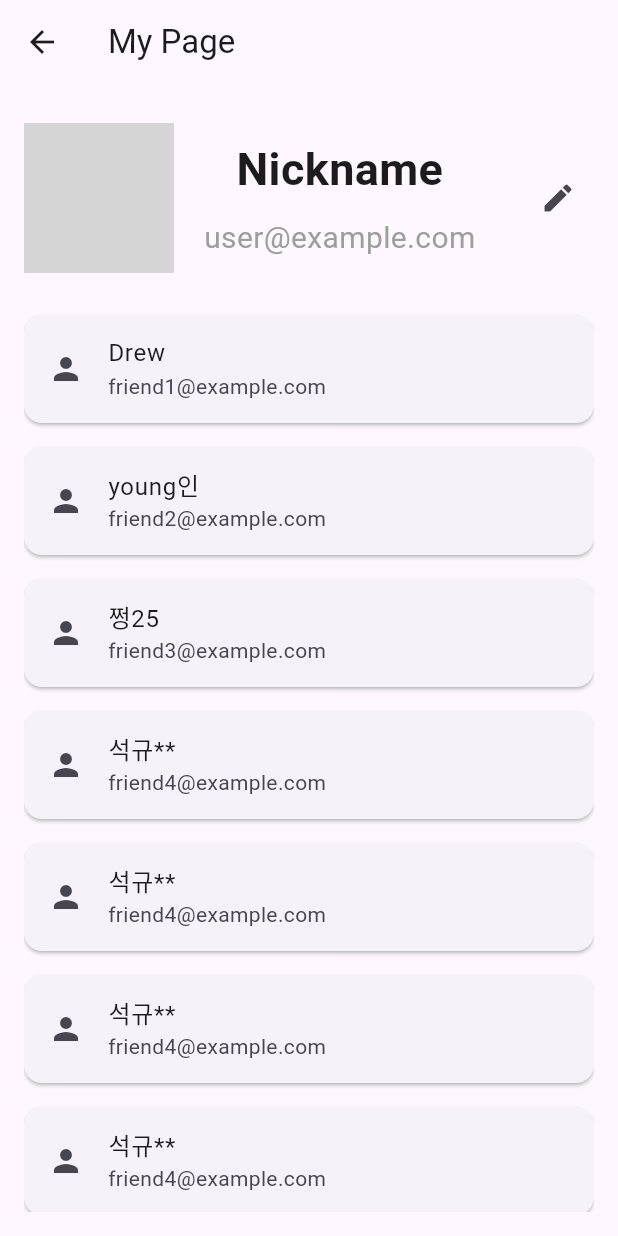
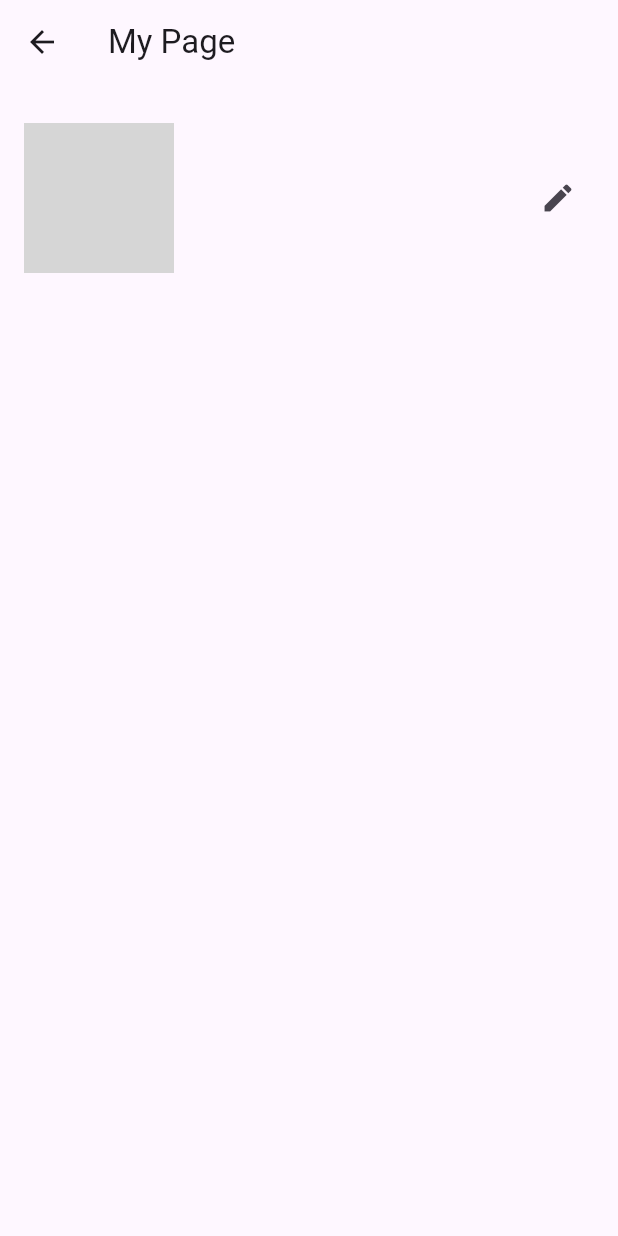
Before and after one commit to DE32-final-team3/tunetalk, a Flutter app: the MyPage screen opened directly, on a phone screen of 412 x 824 dp. Run offline on Flutter 3.47's test engine with Material 3 defaults, Android fonts, the light colour scheme and no system bars; our stand-ins replace flutter_dotenv, flutter_secure_storage, image_picker; accounts and stored records are empty; network calls fail; grey boxes are pictures that could not be loaded.

Commit message:
remove unnecessary code

```diff
--- a/lib/login_page.dart
+++ b/lib/login_page.dart
@@ -17,7 +17,7 @@ class LoginPage extends StatefulWidget {
 }
 
 class _LoginPageState extends State<LoginPage> {
-  final _formKey = GlobalKey<FormState>(); // GlobalKey for form validation
+  final _formKey = GlobalKey<FormState>();
   final _emailController = TextEditingController();
   final _passwordController = TextEditingController();
   bool _passwordVisible = false; // 비밀번호 가시성 상태 관리
@@ -105,25 +105,6 @@ class _LoginPageState extends State<LoginPage> {
       }
     }
   }
-
-  // 서버 없을 때
-  // void _login() {
-  //   if (_formKey.currentState?.validate() ?? false) {
-  //     final email = _emailController.text;
-  //     final password = _passwordController.text;
-
-  //     if (email.isEmpty || password.isEmpty) {
-  //       ScaffoldMessenger.of(context).showSnackBar(
-  //         const SnackBar(content: Text('이메일과 비밀번호를 입력해주세요.')),
-  //       );
-  //     } else {
-  //       Navigator.pushReplacement(
-  //         context,
-  //         MaterialPageRoute(builder: (context) => Meterial()),
-  //       );
-  //     }
-  //   }
-  // }
 
   @override
   Widget build(BuildContext context) {
--- a/lib/main.dart
+++ b/lib/main.dart
@@ -14,7 +14,6 @@ void main() async {
 class MyApp extends StatelessWidget {
   const MyApp({super.key});
 
-  // This widget is the root of your application.
   @override
   Widget build(BuildContext context) {
     return MaterialApp(
@@ -41,21 +40,12 @@ class _SplashScreenState extends State<SplashScreen> {
     _checkToken();
   }
 
-  // Future.delayed(const Duration(seconds: 2), () {
-  //   Navigator.pushReplacement(
-  //     context,
-  //     MaterialPageRoute(builder: (context) => const LoginPage()),
-  //   );
-  // });
-
   Future<void> _checkToken() async {
     String? token = await Auth.getAccessToken();
     bool isValid = false;
-    print("check token");
 
     if (token != null) {
       isValid = await Auth.validateToken(token);
-      print("validate Token : $isValid");
     }
 
     Future.delayed(const Duration(seconds: 2), () {
--- a/lib/meterial/mypage.dart
+++ b/lib/meterial/mypage.dart
@@ -4,30 +4,15 @@ import 'edit_profile.dart';
 class MyPage extends StatefulWidget {
   const MyPage({super.key});
 
+  @override
   _MyPageState createState() => _MyPageState();
 }
 
 class _MyPageState extends State<MyPage> {
   // 임시 데이터
   String profilePictureUrl = ''; // 프로필 사진 URL
-  String email = 'user@example.com'; // 이메일
-  String nickname = 'Nickname'; // 닉네임
-
-  // 친구 임시 데이터
-  final List<Map<String, String>> friends = [
-    {'nickname': 'Drew', 'email': 'friend1@example.com'},
-    {'nickname': 'young인', 'email': 'friend2@example.com'},
-    {'nickname': '쩡25', 'email': 'friend3@example.com'},
-    {'nickname': '석규**', 'email': 'friend4@example.com'},
-    {'nickname': '석규**', 'email': 'friend4@example.com'},
-    {'nickname': '석규**', 'email': 'friend4@example.com'},
-    {'nickname': '석규**', 'email': 'friend4@example.com'},
-    {'nickname': '석규**', 'email': 'friend4@example.com'},
-    {'nickname': '석규**', 'email': 'friend4@example.com'},
-    {'nickname': '석규**', 'email': 'friend4@example.com'},
-    {'nickname': '석규**', 'email': 'friend4@example.com'},
-    {'nickname': '석규**', 'email': 'friend4@example.com'},
-  ];
+  String email = ''; // 이메일
+  String nickname = ''; // 닉네임
 
   @override
   Widget build(BuildContext context) {
@@ -82,24 +67,6 @@ class _MyPageState extends State<MyPage> {
                 ),
               ],
             ),
-            const SizedBox(height: 20), // 프로필과 친구 리스트 사이 여백
-            // 친구 리스트
-            Expanded(
-              child: ListView.builder(
-                itemCount: friends.length,
-                itemBuilder: (context, index) {
-                  final friend = friends[index];
-                  return Card(
-                    margin: const EdgeInsets.symmetric(vertical: 8.0),
-                    child: ListTile(
-                      title: Text(friend['nickname']!),
-                      subtitle: Text(friend['email']!),
-                      leading: const Icon(Icons.person),
-                    ),
-                  );
-                },
-              ),
-            ),
           ],
         ),
       ),
--- a/lib/sign_up_page.dart
+++ b/lib/sign_up_page.dart
@@ -2,7 +2,6 @@ import 'dart:convert';
 import 'package:flutter/material.dart';
 import 'package:http/http.dart' as http;
 import 'package:flutter_dotenv/flutter_dotenv.dart';
-import 'login_page.dart';
 
 class SignUpPage extends StatefulWidget {
   const SignUpPage({super.key});
```
